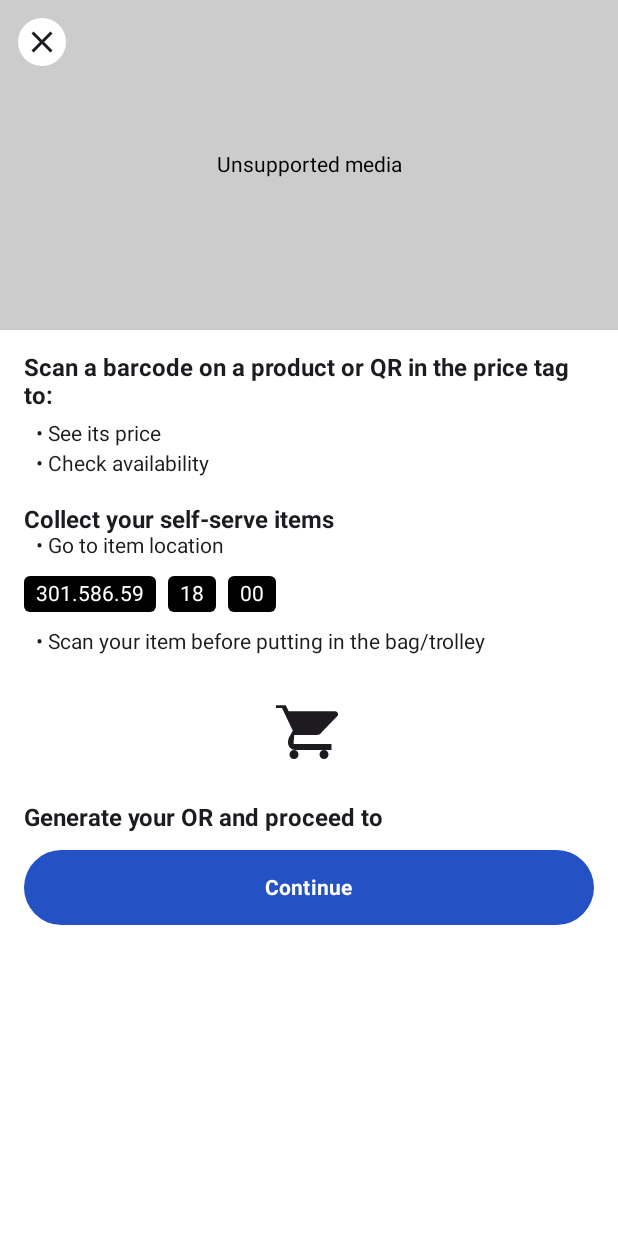
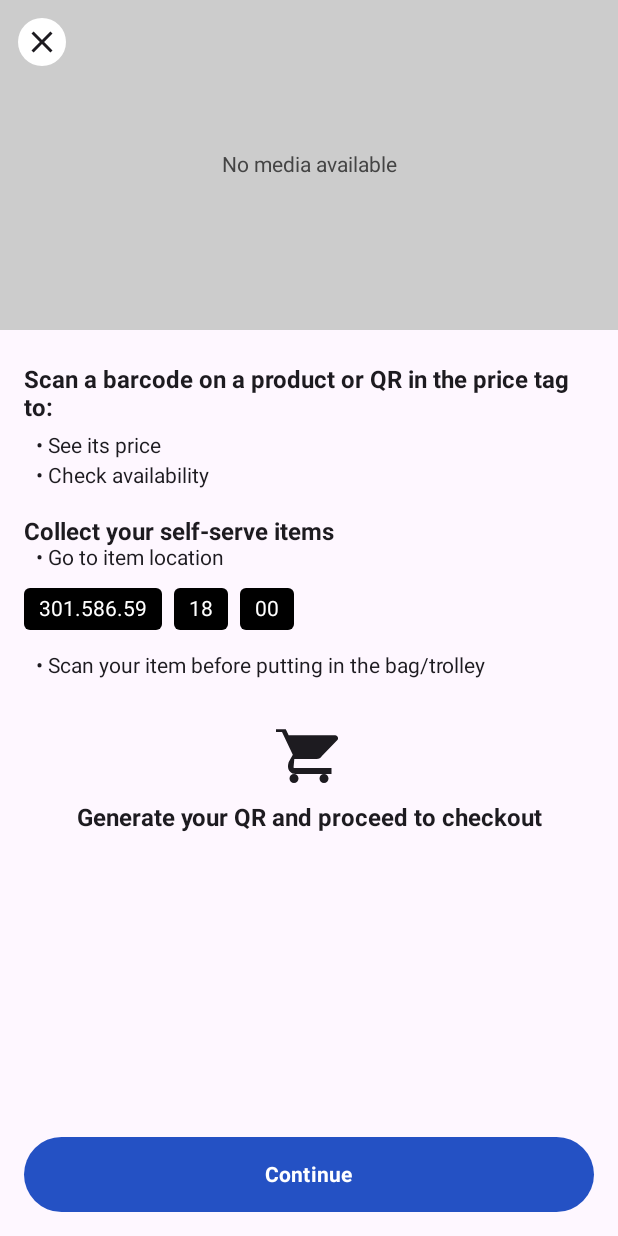
Before and after one commit to sgopal138/android-tooltip, an Android app built with Jetpack Compose: the composable TooltipScreen called with empty values, on a phone screen of 412 x 824 dp. Run offline under Robolectric (Android 15) with nearby library versions, the phone set to English and light mode, and no system bars; pictures from the network do not load.

Commit message:
Welcome activity

```diff
--- a/app/src/main/AndroidManifest.xml
+++ b/app/src/main/AndroidManifest.xml
@@ -1,6 +1,9 @@
 <?xml version="1.0" encoding="utf-8"?>
 <manifest xmlns:android="http://schemas.android.com/apk/res/android"
     xmlns:tools="http://schemas.android.com/tools">
+
+    <uses-permission android:name="android.permission.INTERNET" />
+
 
     <application
         android:allowBackup="true"
--- a/app/src/main/java/com/example/tooltipapplication/WelcomeScanActivity.kt
+++ b/app/src/main/java/com/example/tooltipapplication/WelcomeScanActivity.kt
@@ -10,8 +10,10 @@ import androidx.activity.compose.setContent
 import androidx.compose.foundation.Image
 import androidx.compose.foundation.background
 import androidx.compose.foundation.layout.*
+import androidx.compose.foundation.rememberScrollState
 import androidx.compose.foundation.shape.CircleShape
 import androidx.compose.foundation.shape.RoundedCornerShape
+import androidx.compose.foundation.verticalScroll
 import androidx.compose.material.icons.Icons
 import androidx.compose.material.icons.filled.Close
 import androidx.compose.material3.*
@@ -36,17 +38,19 @@ class WelcomeScanActivity : ComponentActivity() {
     override fun onCreate(savedInstanceState: Bundle?) {
         super.onCreate(savedInstanceState)
         setContent {
-            TooltipScreen(mediaUrl = "https://your-url.com/media.mp4") // <-- Replace this
+            TooltipScreen(mediaUrl = "https://fastly.picsum.photos/id/1/5000/3333.jpg?hmac=Asv2DU3rA_5D1xSe22xZK47WEAN0wjWeFOhzd13ujW4") // <-- Replace this
         }
     }
 }
 
 @Composable
-fun TooltipScreen(mediaUrl: String) {
+fun TooltipScreen(mediaUrl: String?) {
+    Box(modifier = Modifier.fillMaxSize()) {
         Column(
             modifier = Modifier
                 .fillMaxSize()
-            .background(Color.White)
+                .padding(bottom = 80.dp) // space for button
+                .verticalScroll(rememberScrollState())
         ) {
             Box(
                 modifier = Modifier
@@ -54,7 +58,16 @@ fun TooltipScreen(mediaUrl: String) {
                     .height(220.dp)
                     .background(Color.LightGray)
             ) {
+                if (!mediaUrl.isNullOrBlank()) {
                     MediaContent(mediaUrl = mediaUrl, modifier = Modifier.fillMaxSize())
+                } else {
+                    Box(
+                        modifier = Modifier.fillMaxSize(),
+                        contentAlignment = Alignment.Center
+                    ) {
+                        Text("No media available", color = Color.DarkGray)
+                    }
+                }
 
                 IconButton(
                     onClick = { /* Handle close */ },
@@ -68,12 +81,13 @@ fun TooltipScreen(mediaUrl: String) {
                 }
             }
 
-        Column(modifier = Modifier.padding(16.dp)) {
+            Column(modifier = Modifier.padding(horizontal = 16.dp, vertical = 24.dp)) {
                 Text(
-                "Scan a barcode on a product or QR in the price tag to:",
-                fontWeight = FontWeight.Bold,
-                fontSize = 16.sp
+                    text = "Scan a barcode on a product or QR in the price tag to:",
+                    fontSize = 16.sp,
+                    fontWeight = FontWeight.Bold
                 )
+
                 Spacer(modifier = Modifier.height(8.dp))
                 BulletText("See its price")
                 BulletText("Check availability")
@@ -81,66 +95,61 @@ fun TooltipScreen(mediaUrl: String) {
                 Spacer(modifier = Modifier.height(16.dp))
 
                 Text(
-                "Collect your self-serve items",
-                fontWeight = FontWeight.Bold,
-                fontSize = 16.sp
+                    text = "Collect your self-serve items",
+                    fontSize = 16.sp,
+                    fontWeight = FontWeight.Bold
                 )
+
                 BulletText("Go to item location")
 
                 Row(
-                modifier = Modifier.padding(top = 8.dp),
+                    modifier = Modifier
+                        .padding(top = 8.dp)
+                        .fillMaxWidth(),
+                    horizontalArrangement = Arrangement.spacedBy(8.dp),
                     verticalAlignment = Alignment.CenterVertically
                 ) {
+                    listOf("301.586.59", "18", "00").forEach {
                         Box(
                             modifier = Modifier
                                 .background(Color.Black, RoundedCornerShape(4.dp))
-                        .padding(horizontal = 8.dp, vertical = 4.dp)
+                                .padding(horizontal = 10.dp, vertical = 6.dp)
                         ) {
-                    Text("301.586.59", color = Color.White)
+                            Text(it, color = Color.White)
                         }
-                Spacer(modifier = Modifier.width(8.dp))
-                Box(
-                    modifier = Modifier
-                        .background(Color.Black, RoundedCornerShape(4.dp))
-                        .padding(horizontal = 8.dp, vertical = 4.dp)
-                ) {
-                    Text("18", color = Color.White)
-                }
-                Spacer(modifier = Modifier.width(8.dp))
-                Box(
-                    modifier = Modifier
-                        .background(Color.Black, RoundedCornerShape(4.dp))
-                        .padding(horizontal = 8.dp, vertical = 4.dp)
-                ) {
-                    Text("00", color = Color.White)
                     }
                 }
 
-            Spacer(modifier = Modifier.height(12.dp))
+                Spacer(modifier = Modifier.height(16.dp))
                 BulletText("Scan your item before putting in the bag/trolley")
 
                 Spacer(modifier = Modifier.height(24.dp))
+
                 Icon(
-                painter = painterResource(id = R.drawable.ic_cart), // Your cart icon
+                    painter = painterResource(id = R.drawable.ic_cart),
                     contentDescription = "Cart",
                     modifier = Modifier
                         .size(48.dp)
                         .align(Alignment.CenterHorizontally)
                 )
 
-            Spacer(modifier = Modifier.height(24.dp))
+                Spacer(modifier = Modifier.height(8.dp))
 
                 Text(
-                "Generate your OR and proceed to",
+                    text = "Generate your QR and proceed to checkout",
+                    fontSize = 16.sp,
                     fontWeight = FontWeight.Bold,
-                fontSize = 16.sp
+                    modifier = Modifier.align(Alignment.CenterHorizontally)
                 )
+            }
+        }
 
-            Spacer(modifier = Modifier.height(12.dp))
-
+        // Button fixed at bottom
         Button(
-                onClick = { /* Navigate */ },
+            onClick = { /* Handle click */ },
             modifier = Modifier
+                .align(Alignment.BottomCenter)
+                .padding(horizontal = 16.dp, vertical = 16.dp)
                 .fillMaxWidth()
                 .height(50.dp),
             shape = RoundedCornerShape(50),
@@ -150,7 +159,8 @@ fun TooltipScreen(mediaUrl: String) {
         }
     }
 }
-}
+
+
 
 @Composable
 fun BulletText(text: String) {
@@ -161,11 +171,24 @@ fun BulletText(text: String) {
 }
 
 @Composable
-fun MediaContent(mediaUrl: String, modifier: Modifier = Modifier) {
+fun MediaContent(mediaUrl: String?, modifier: Modifier = Modifier) {
     val context = LocalContext.current
 
+    if (mediaUrl.isNullOrBlank()) {
+        // Placeholder for null or empty URL
+        Box(
+            modifier = modifier.background(Color.LightGray),
+            contentAlignment = Alignment.Center
+        ) {
+            Text("No media available", color = Color.DarkGray)
+        }
+        return
+    }
+
+    val extension = getFileExtensionFromUrl(mediaUrl)
+
     when {
-        mediaUrl.endsWith(".mp4", true) || mediaUrl.endsWith(".mkv", true) -> {
+        extension in listOf("mp4", "mkv") -> {
             val exoPlayer = remember {
                 ExoPlayer.Builder(context).build().apply {
                     setMediaItem(MediaItem.fromUri(Uri.parse(mediaUrl)))
@@ -193,8 +216,7 @@ fun MediaContent(mediaUrl: String, modifier: Modifier = Modifier) {
             )
         }
 
-        mediaUrl.endsWith(".gif", true) || mediaUrl.endsWith(".jpg", true) ||
-                mediaUrl.endsWith(".jpeg", true) || mediaUrl.endsWith(".png", true) -> {
+        extension in listOf("jpg", "jpeg", "png", "gif") -> {
             AsyncImage(
                 model = ImageRequest.Builder(context)
                     .data(mediaUrl)
@@ -208,12 +230,17 @@ fun MediaContent(mediaUrl: String, modifier: Modifier = Modifier) {
 
         else -> {
             Box(
-                modifier = modifier
-                    .background(Color.LightGray),
+                modifier = modifier.background(Color.LightGray),
                 contentAlignment = Alignment.Center
             ) {
-                Text("Unsupported media", color = Color.Black)
+                Text("Unsupported media format", color = Color.DarkGray)
             }
         }
     }
 }
+
+fun getFileExtensionFromUrl(url: String): String {
+    return Uri.parse(url).lastPathSegment
+        ?.substringAfterLast('.', "")
+        ?.lowercase() ?: ""
+}
```
Lines whose indentation alone changed are shown as unchanged.
